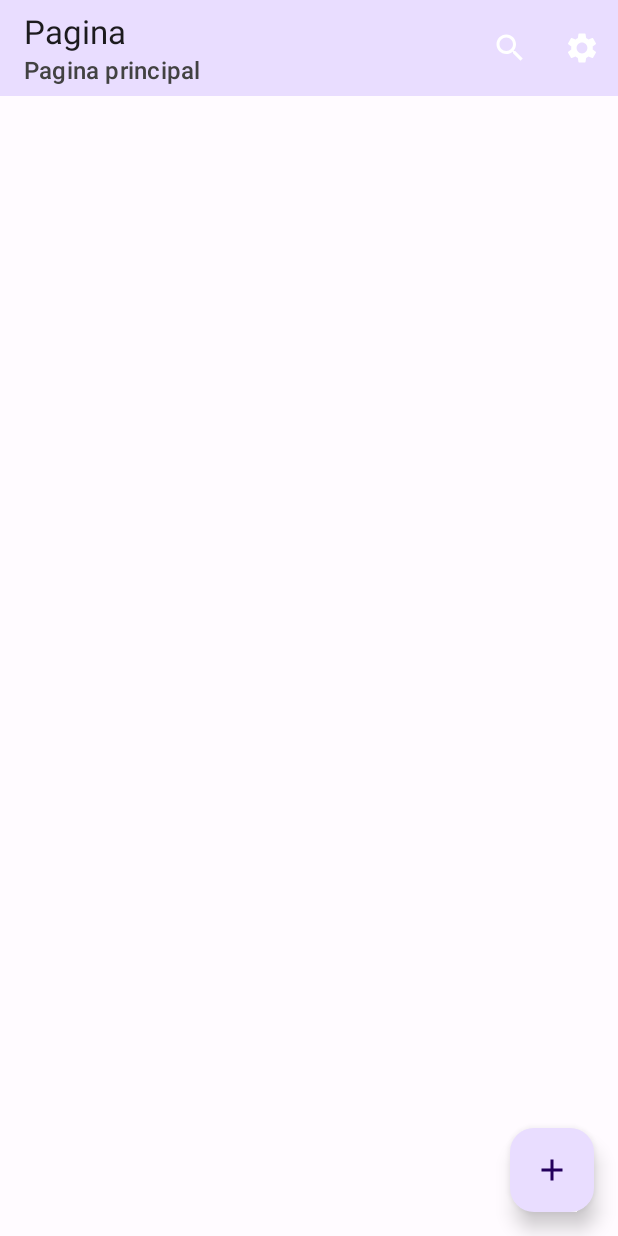
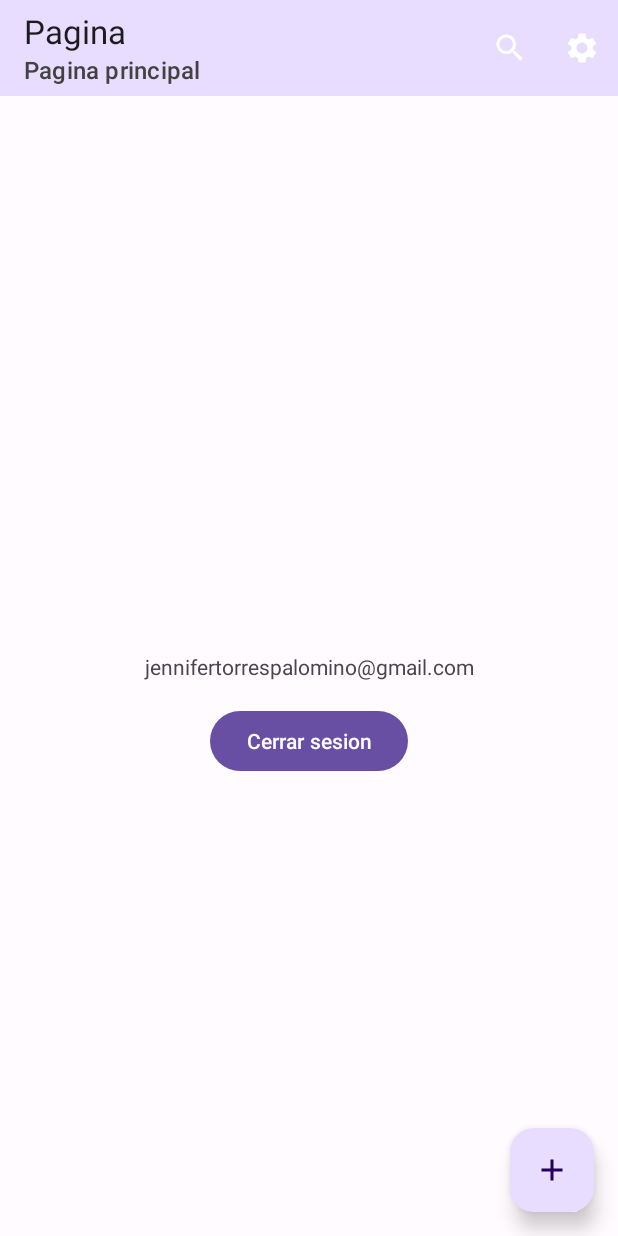
Before and after one commit to Jhieyme/PlayZoomAndroid, an Android app: the PrincipalActivity screen opened directly, with no data from a screen before it, on a phone screen of 412 x 824 dp. Run offline under Robolectric (Android 15) with nearby library versions, the phone set to English and light mode, and no system bars.

Commit message:
Nueva actualización

```diff
--- a/app/src/main/java/com/jennifer/playzoom/LoginActivity.java
+++ b/app/src/main/java/com/jennifer/playzoom/LoginActivity.java
@@ -25,6 +25,7 @@ public class LoginActivity extends AppCompatActivity {
         binding.btnLogin.setOnClickListener(v -> {
             //Toast.makeText(this, "Login press", Toast.LENGTH_SHORT).show();
             Intent intent = new Intent(this, PrincipalActivity.class);
+            intent.putExtra(PrincipalActivity.EMAIL, binding.tilEmail.getEditText().getText().toString());
             startActivity(intent);
             finish();
         });
--- a/app/src/main/java/com/jennifer/playzoom/PrincipalActivity.java
+++ b/app/src/main/java/com/jennifer/playzoom/PrincipalActivity.java
@@ -3,6 +3,7 @@ package com.jennifer.playzoom;
 import androidx.annotation.NonNull;
 import androidx.appcompat.app.AppCompatActivity;
 
+import android.content.Intent;
 import android.os.Bundle;
 import android.view.Menu;
 import android.view.MenuItem;
@@ -13,6 +14,8 @@ import com.jennifer.playzoom.databinding.ActivityPrincipalBinding;
 public class PrincipalActivity extends AppCompatActivity {
 
     private ActivityPrincipalBinding binding;
+    public static String EMAIL = "EMAIL";
+    private String email;
 
     @Override
     protected void onCreate(Bundle savedInstanceState) {
@@ -24,6 +27,8 @@ public class PrincipalActivity extends AppCompatActivity {
             Snackbar.make(binding.getRoot(), "Add a movie", Snackbar.LENGTH_SHORT).show();
         });
         setSupportActionBar(binding.tbPlayzoom);
+        Intent getIntent = getIntent();
+        email = getIntent.getStringExtra(EMAIL);
     }
 
 
--- a/app/src/main/res/layout/activity_principal.xml
+++ b/app/src/main/res/layout/activity_principal.xml
@@ -34,6 +34,27 @@
         app:elevation="8dp"
         app:fabSize="normal"
         app:layout_constraintBottom_toBottomOf="parent"
-        app:layout_constraintEnd_toEndOf="parent" />
+        app:layout_constraintEnd_toEndOf="parent"/>
+
+    <TextView
+        android:id="@+id/txt_email"
+        android:layout_width="0dp"
+        android:layout_height="wrap_content"
+        android:text="jennifertorrespalomino@gmail.com"
+        android:textAlignment="center"
+        app:layout_constraintBottom_toBottomOf="parent"
+        app:layout_constraintEnd_toEndOf="parent"
+        app:layout_constraintStart_toStartOf="parent"
+        app:layout_constraintTop_toBottomOf="@+id/tb_playzoom" />
+
+    <Button
+        android:id="@+id/btn_close_session"
+        android:layout_width="wrap_content"
+        android:layout_height="wrap_content"
+        android:text="Cerrar sesion"
+        android:layout_marginTop="16dp"
+        app:layout_constraintEnd_toEndOf="parent"
+        app:layout_constraintStart_toStartOf="parent"
+        app:layout_constraintTop_toBottomOf="@+id/txt_email" />
 
 </androidx.constraintlayout.widget.ConstraintLayout>
```
